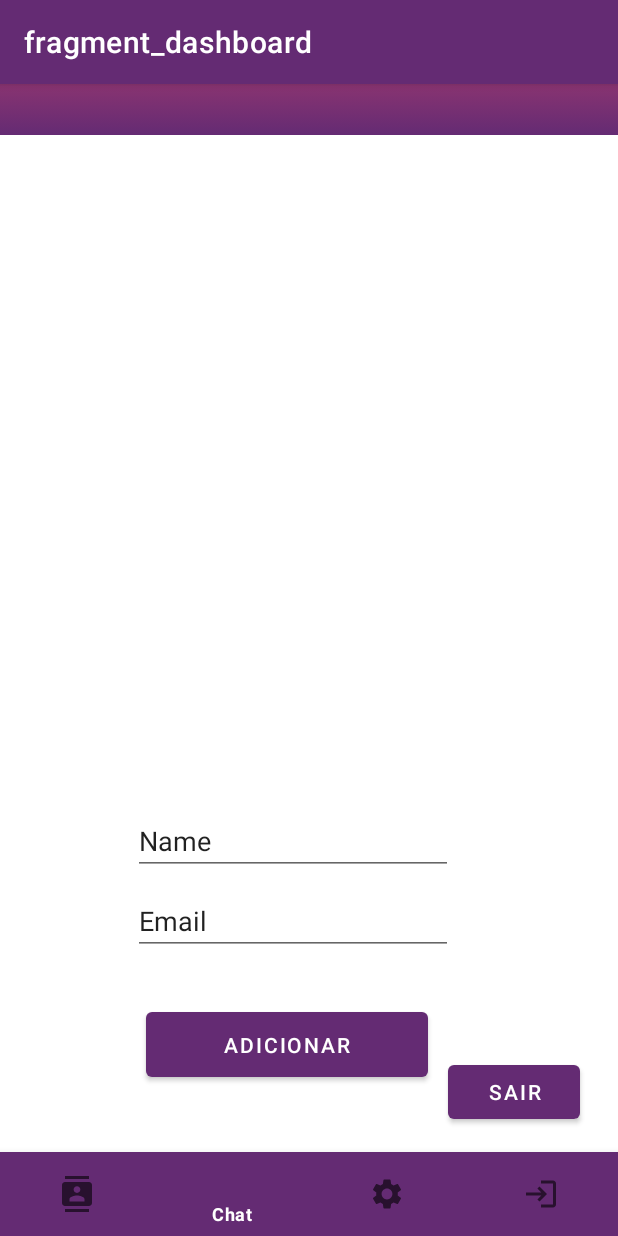
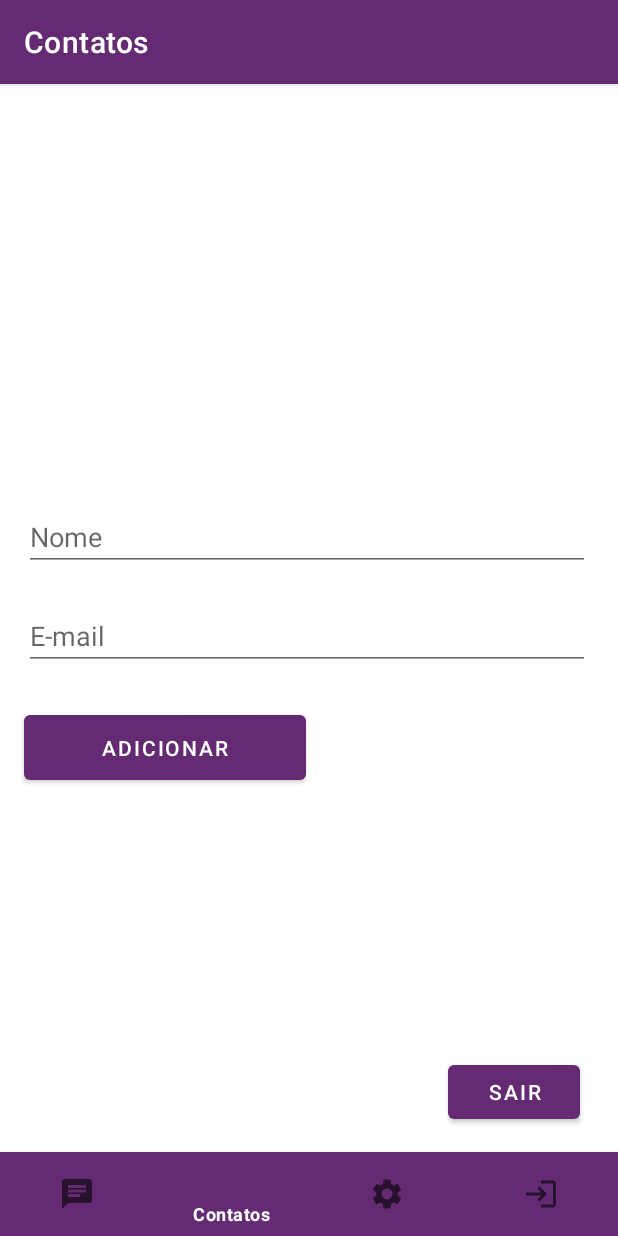
Before and after one commit to DouglasANS/ZapZapVenture, an Android app: the DashboardFragment screen opened through its navigation route, on a phone screen of 412 x 824 dp. Run offline under Robolectric (Android 15) with nearby library versions, the phone set to English and light mode, and no system bars; our stand-ins replace Firebase (no records; nobody signed in at launch, a user with empty details on screens opened directly), navigation-ui; libraries missing offline, so code that uses them is left out: com.firebase.ui; Roboto replaces fonts that are not available here.

Commit message:
update layout

```diff
--- a/app/src/main/java/com/example/zapzapventure/MainActivity.kt
+++ b/app/src/main/java/com/example/zapzapventure/MainActivity.kt
@@ -3,6 +3,7 @@ package com.example.zapzapventure
 import android.content.Intent
 import android.graphics.Color
 import android.os.Bundle
+import android.view.MenuItem
 import com.google.android.material.bottomnavigation.BottomNavigationView
 import androidx.appcompat.app.AppCompatActivity
 import androidx.navigation.findNavController
@@ -33,15 +34,22 @@ class MainActivity : AppCompatActivity() {
                 R.id.navigation_home, R.id.navigation_dashboard, R.id.navigation_conf
             )
         )
-        binding.btnSair.setOnClickListener {
+
+
+
+        setupActionBarWithNavController(navController, appBarConfiguration)
+        navView.setupWithNavController(navController)
+    }
+
+    override fun onOptionsItemSelected(item: MenuItem): Boolean {
+        if(item.itemId == R.id.navigation_exit){
             AuthUI.getInstance().signOut(this).addOnCompleteListener {
                 val intent = Intent(this, LoginActivity::class.java)
                 startActivity(intent)
                 finish()
             }
+                return true
         }
-
-        setupActionBarWithNavController(navController, appBarConfiguration)
-        navView.setupWithNavController(navController)
+        return super.onOptionsItemSelected(item)
     }
 }
--- a/app/src/main/java/com/example/zapzapventure/ui/Settings/ConfFragment.kt
+++ b/app/src/main/java/com/example/zapzapventure/ui/Settings/ConfFragment.kt
@@ -34,6 +34,7 @@ class ConfFragment : Fragment() {
         _binding = FragmentConfBinding.inflate(inflater, container, false)
         val root: View = binding.root
 
+        /*
         val textView: TextView = binding.textConf
         confViewModel.text.observe(viewLifecycleOwner, Observer {
             textView.text = it
@@ -42,6 +43,7 @@ class ConfFragment : Fragment() {
         binding.btnsair.setOnClickListener {
             Firebase.auth.signOut()
         }
+        */
         return root
     }
 
--- a/app/src/main/java/com/example/zapzapventure/ui/home/HomeFragment.kt
+++ b/app/src/main/java/com/example/zapzapventure/ui/home/HomeFragment.kt
@@ -55,7 +55,7 @@ class HomeFragment : Fragment() {
 
         if (current != null) {
            binding.textNameWelcome.text = "Bem Vindo: ${current.displayName}"
-            binding.textEmailWelcome.text = " So para lembrar seu email é: ${current.email}"
+            binding.textEmailWelcome.text = " E-mail: ${current.email}"
         }
 
 
--- a/app/src/main/res/layout/activity_chat.xml
+++ b/app/src/main/res/layout/activity_chat.xml
@@ -13,11 +13,11 @@
         android:layout_height="wrap_content"
         android:layout_marginEnd="8dp"
         android:layout_marginBottom="16dp"
+        android:backgroundTint="#90EE90"
         android:clickable="true"
-        android:backgroundTint="#90EE90"
         app:layout_constraintBottom_toBottomOf="parent"
         app:layout_constraintEnd_toEndOf="parent"
-        app:srcCompat="@android:drawable/ic_menu_send" />
+        app:srcCompat="@color/purple_700" />
 
     <EditText
         android:id="@+id/txtMessage"
--- a/app/src/main/res/layout/activity_main.xml
+++ b/app/src/main/res/layout/activity_main.xml
@@ -6,11 +6,7 @@
     android:layout_width="match_parent"
     android:layout_height="match_parent">
 
-    <include
-        android:id="@+id/include"
-        layout="@layout/gradiente_toolbar"
-        tools:layout_editor_absoluteX="0dp"
-        tools:layout_editor_absoluteY="30dp" />
+
 
     <com.google.android.material.bottomnavigation.BottomNavigationView
         android:id="@+id/nav_view"
--- a/app/src/main/res/layout/fragment_dashboard.xml
+++ b/app/src/main/res/layout/fragment_dashboard.xml
@@ -7,40 +7,49 @@
     tools:context=".ui.dashboard.DashboardFragment">
 
 
+    <EditText
+        android:id="@+id/etAdicionarName"
+        android:layout_width="0dp"
+        android:layout_height="wrap_content"
+        android:layout_marginStart="16dp"
+        android:layout_marginEnd="16dp"
+        android:ems="10"
+        android:hint="Nome"
+        android:inputType="textPersonName"
+        app:layout_constraintBottom_toBottomOf="parent"
+        app:layout_constraintEnd_toEndOf="parent"
+        app:layout_constraintHorizontal_bias="1.0"
+        app:layout_constraintStart_toStartOf="parent"
+        app:layout_constraintTop_toTopOf="parent"
+        app:layout_constraintVertical_bias="0.214" />
+
     <Button
         android:id="@+id/adicionarValor"
         android:layout_width="188dp"
         android:layout_height="55dp"
-        android:layout_marginTop="32dp"
+        android:layout_marginTop="24dp"
         android:text="@string/adicionar"
+        app:layout_constraintBottom_toBottomOf="parent"
         app:layout_constraintEnd_toEndOf="parent"
-        app:layout_constraintHorizontal_bias="0.439"
+        app:layout_constraintHorizontal_bias="0.071"
         app:layout_constraintStart_toStartOf="parent"
-        app:layout_constraintTop_toBottomOf="@+id/etAdicionarEmail" />
-
-    <EditText
-        android:id="@+id/etAdicionarName"
-        android:layout_width="wrap_content"
-        android:layout_height="wrap_content"
-        android:layout_marginTop="308dp"
-        android:ems="10"
-        android:inputType="textPersonName"
-        android:text="Name"
-        app:layout_constraintEnd_toEndOf="parent"
-        app:layout_constraintHorizontal_bias="0.452"
-        app:layout_constraintStart_toStartOf="parent"
-        app:layout_constraintTop_toTopOf="parent" />
+        app:layout_constraintTop_toBottomOf="@+id/etAdicionarEmail"
+        app:layout_constraintVertical_bias="0.0" />
 
     <EditText
         android:id="@+id/etAdicionarEmail"
-        android:layout_width="wrap_content"
+        android:layout_width="0dp"
         android:layout_height="wrap_content"
-        android:layout_marginTop="8dp"
+        android:layout_marginStart="16dp"
+        android:layout_marginTop="12dp"
+        android:layout_marginEnd="16dp"
         android:ems="10"
+        android:hint="E-mail"
         android:inputType="textPersonName"
-        android:text="Email"
+        app:layout_constraintBottom_toBottomOf="parent"
         app:layout_constraintEnd_toEndOf="parent"
-        app:layout_constraintHorizontal_bias="0.452"
+        app:layout_constraintHorizontal_bias="1.0"
         app:layout_constraintStart_toStartOf="parent"
-        app:layout_constraintTop_toBottomOf="@+id/etAdicionarName" />
+        app:layout_constraintTop_toBottomOf="@+id/etAdicionarName"
+        app:layout_constraintVertical_bias="0.026" />
 </androidx.constraintlayout.widget.ConstraintLayout>
--- a/app/src/main/res/layout/gradiente_toolbar.xml
+++ b/app/src/main/res/layout/gradiente_toolbar.xml
@@ -3,7 +3,6 @@
     xmlns:android="http://schemas.android.com/apk/res/android"
     android:layout_width="match_parent"
     android:layout_height="90dp"
-    android:background="@drawable/gradient_background"
     android:orientation="vertical"
     android:gravity="bottom">
 
--- a/app/src/main/res/layout/recycler_contato_list.xml
+++ b/app/src/main/res/layout/recycler_contato_list.xml
@@ -22,6 +22,7 @@
         android:layout_height="wrap_content"
         android:layout_marginStart="16dp"
         tools:text="Nome Completo"
+        android:textStyle="bold"
         android:textSize="24sp"
         app:layout_constraintEnd_toEndOf="parent"
         app:layout_constraintStart_toEndOf="@+id/contact_image"
@@ -45,7 +46,7 @@
         android:layout_width="0dp"
         android:layout_height="1dp"
         android:layout_marginTop="16dp"
-        android:background="@color/teal_700"
+        android:background="@color/purple_500"
         app:layout_constraintEnd_toEndOf="@+id/contact_details"
         app:layout_constraintStart_toStartOf="@+id/contact_details"
         app:layout_constraintTop_toBottomOf="@+id/contact_details" />
@@ -53,7 +54,7 @@
     <ImageView
         android:id="@+id/imgsend"
         android:layout_width="90dp"
-        android:layout_height="72dp"
+        android:layout_height="50dp"
         android:layout_marginEnd="4dp"
         app:layout_constraintBottom_toBottomOf="parent"
         app:layout_constraintEnd_toEndOf="parent"
--- a/app/src/main/res/menu/bottom_nav_menu.xml
+++ b/app/src/main/res/menu/bottom_nav_menu.xml
@@ -3,13 +3,13 @@
 
     <item
         android:id="@+id/navigation_home"
-        android:icon="@drawable/ic_baseline_contacts_24"
-        android:title="@string/Contact" />
+        android:icon="@drawable/ic_baseline_chat_24"
+        android:title="@string/Chat" />
 
     <item
         android:id="@+id/navigation_dashboard"
-        android:icon="@drawable/ic_baseline_chat_24"
-        android:title="@string/Chat" />
+        android:icon="@drawable/ic_baseline_contacts_24"
+        android:title="@string/Contact" />
 
     <item
         android:id="@+id/navigation_conf"
@@ -17,6 +17,7 @@
         android:title="@string/settings" />
     <item
         android:id="@+id/navigation_exit"
+
         android:icon="@drawable/ic_baseline_login_24"
         android:title="@string/Exit" />
 
--- a/app/src/main/res/navigation/mobile_navigation.xml
+++ b/app/src/main/res/navigation/mobile_navigation.xml
@@ -7,16 +7,16 @@
     <fragment
         android:id="@+id/navigation_home"
         android:name="com.example.zapzapventure.ui.home.HomeFragment"
-        android:label="fragment_home"
+        android:label="Zapzap Venturus"
         tools:layout="@layout/fragment_home" />
     <fragment
         android:id="@+id/navigation_conf"
         android:name="com.example.zapzapventure.ui.Settings.ConfFragment"
-        android:label="fragment_conf"
+        android:label="Configurações"
         tools:layout="@layout/fragment_conf" />
     <fragment
         android:id="@+id/navigation_dashboard"
         android:name="com.example.zapzapventure.ui.dashboard.DashboardFragment"
-        android:label="fragment_dashboard"
+        android:label="Contatos"
         tools:layout="@layout/fragment_dashboard" />
 </navigation>
--- a/app/src/main/res/values/strings.xml
+++ b/app/src/main/res/values/strings.xml
@@ -1,8 +1,8 @@
 <resources>
     <string name="app_name">ZapZap Venture</string>
     <string name="title_home">Home</string>
-    <string name="Contact">Contact</string>
-    <string name="Chat">Chat</string>
+    <string name="Contact">Contatos</string>
+    <string name="Chat">Conversas</string>
 
     <string name="title_dashboard">Dashboard</string>
     <string name="title_notifications">Notifications</string>
@@ -10,7 +10,7 @@
 
     <string name="Exit">Exit</string>
     <string name="WelcomeMessage">Bem-vindo(a) ao Zapzap Venture</string>
-    <string name="message">Toque em "Entrar" para continuar</string>
+    <string name="message">Toque em Entrar para continuar</string>
     <string name="privatemessage">Termos de serviços e Politica de privacidade Zapzap Venture.</string>
     <!-- TODO: Remove or change this placeholder text -->
     <string name="hello_blank_fragment">Hello blank fragment</string>
@@ -21,7 +21,7 @@
 
     <string name="contact_list">Contacts List</string>
     <string name="message_list">Message List</string>
-    <string name="settings">Settings</string>
+    <string name="settings">Configurações</string>
 
     <string name="cardview_conta">Conta</string>
     <string name="cardview_conversa">Conversa</string>
```
Also changed, not shown: app/src/main/res/layout/fragment_conf.xml (+16 -8 lines), app/src/main/res/layout/fragment_home.xml (+10 -9 lines), app/src/main/res/drawable/constru__o.png (added).
